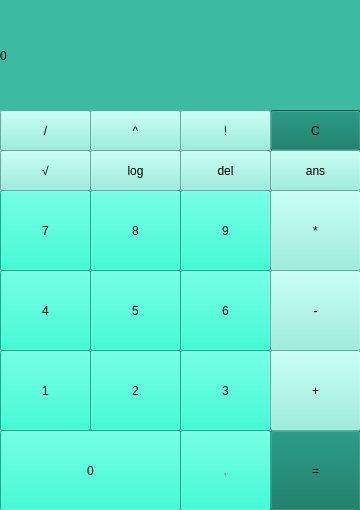
Old version of the form src/calculator/gui/mainwindow.ui in the repository xtrollyj00/IVS-Project-2.
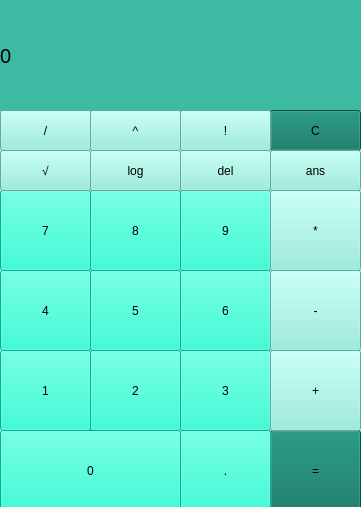
New version of the form.

Commit message: GUI done (but without displaying computed answer, will be done in another branch)

Diff of the .ui file:
```diff
--- a/src/calculator/gui/mainwindow.ui
+++ b/src/calculator/gui/mainwindow.ui
@@ -6,8 +6,8 @@
    <rect>
     <x>0</x>
     <y>0</y>
-    <width>360</width>
-    <height>510</height>
+    <width>361</width>
+    <height>507</height>
    </rect>
   </property>
   <property name="windowTitle">
@@ -23,6 +23,11 @@
       <height>111</height>
      </rect>
     </property>
+    <property name="font">
+     <font>
+      <pointsize>15</pointsize>
+     </font>
+    </property>
     <property name="styleSheet">
      <string notr="true">QLabel {
 	background-color: #3cbaa2;
```
Left out of the diff: 70 changed lines with no effect on the pictures. The commit also changes 2 other files.
